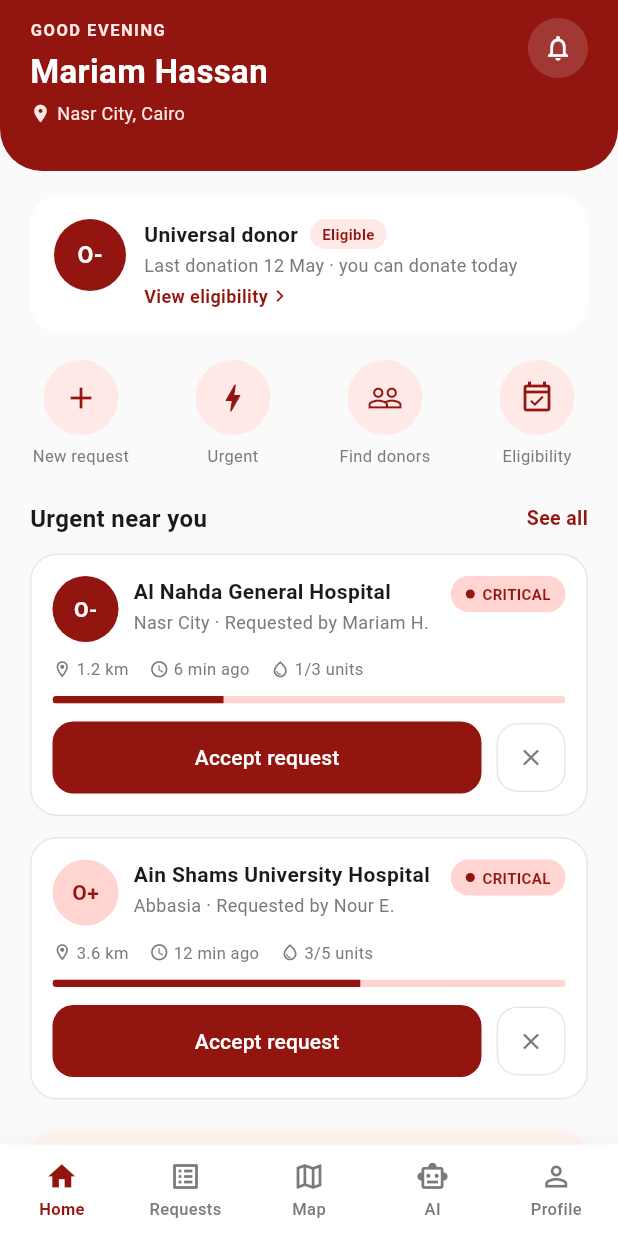
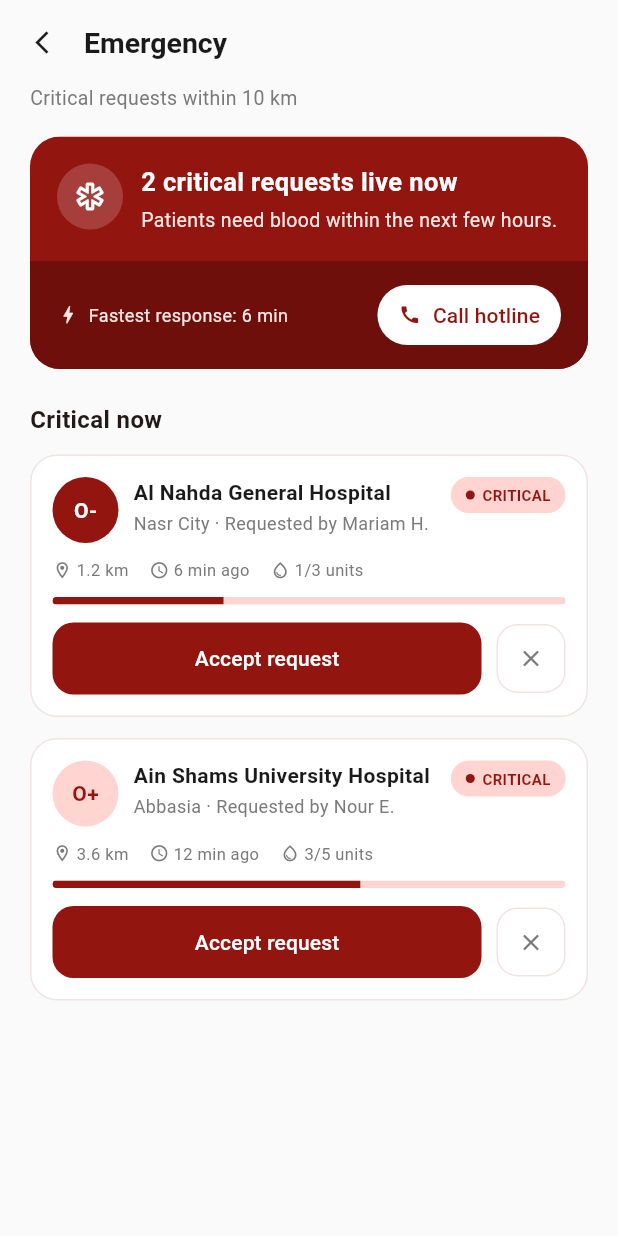
Before and after one commit to Shoryan-org/Mobile, a Flutter app: the screen it shows after launch, after a tap on "Urgent", on a phone screen of 412 x 824 dp. Run offline on Flutter 3.47's test engine with Material 3 defaults, Android fonts, the phone set to English and light mode, and no system bars; accounts and stored records are empty.

Commit message:
emergency_screen

```diff
--- /dev/null
+++ b/lib/screens/emergency/emergency_screen.dart
@@ -0,0 +1,103 @@
+import 'package:flutter/material.dart';
+import '../../core/theme/app_colors.dart';
+import '../../data/repositories/blood_request_repository.dart';
+import '../../data/repositories/mock_blood_request_repository.dart';
+import '../../models/blood_request.dart';
+import '../../widgets/emergency/emergency_banner.dart';
+import '../../widgets/requests/request_card.dart';
+
+
+class EmergencyScreen extends StatefulWidget {
+  final BloodRequestRepository repository;
+
+  EmergencyScreen({super.key, BloodRequestRepository? repository})
+      : repository = repository ?? MockBloodRequestRepository();
+
+  @override
+  State<EmergencyScreen> createState() => _EmergencyScreenState();
+}
+
+class _EmergencyScreenState extends State<EmergencyScreen> {
+  List<BloodRequest> _requests = [];
+  bool _isLoading = true;
+
+  @override
+  void initState() {
+    super.initState();
+    _load();
+  }
+
+  Future<void> _load() async {
+    final requests = await widget.repository.getUrgentRequests();
+    if (!mounted) return;
+    setState(() {
+      _requests = requests;
+      _isLoading = false;
+    });
+  }
+
+  void _dismiss(String id) {
+    setState(() => _requests.removeWhere((r) => r.id == id));
+  }
+
+  /// Turns "6 min ago" into "6 min" — good enough for the mock data's
+  /// "N min/hr ago" format without adding a real time-parsing utility.
+  String _fastestResponseLabel() {
+    if (_requests.isEmpty) return '—';
+    return _requests.first.postedAgo.replaceAll(' ago', '');
+  }
+
+  @override
+  Widget build(BuildContext context) {
+    return Scaffold(
+      appBar: AppBar(
+        leading: IconButton(
+          icon: const Icon(Icons.arrow_back_ios_new, size: 18),
+          onPressed: () => Navigator.of(context).pop(),
+        ),
+        titleSpacing: 0,
+        title: const Text(
+          'Emergency',
+          style: TextStyle(fontWeight: FontWeight.w700, fontSize: 19),
+        ),
+      ),
+      body: _isLoading
+          ? const Center(
+          child: CircularProgressIndicator(color: AppColors.primaryRed))
+          : ListView(
+        padding: const EdgeInsets.fromLTRB(20, 0, 20, 24),
+        children: [
+          const Text(
+            'Critical requests within 10 km',
+            style: TextStyle(color: AppColors.textSecondary, fontSize: 13),
+          ),
+          const SizedBox(height: 16),
+          EmergencyBanner(
+            criticalCount: _requests.length,
+            fastestResponseLabel: _fastestResponseLabel(),
+            onCallHotline: () {},
+          ),
+          const SizedBox(height: 22),
+          const Text(
+            'Critical now',
+            style: TextStyle(fontSize: 16, fontWeight: FontWeight.w700),
+          ),
+          const SizedBox(height: 12),
+          if (_requests.isEmpty)
+            const Text(
+              'No critical requests right now.',
+              style: TextStyle(color: AppColors.textSecondary),
+            )
+          else
+            ..._requests.map(
+                  (request) => RequestCard(
+                request: request,
+                onAccept: () {},
+                onDismiss: () => _dismiss(request.id),
+              ),
+            ),
+        ],
+      ),
+    );
+  }
+}
--- a/lib/screens/home/home_screen.dart
+++ b/lib/screens/home/home_screen.dart
@@ -16,7 +16,11 @@ import '../../widgets/home/donor_status_card.dart';
 import '../../widgets/home/lives_saved_banner.dart';
 import '../../widgets/home/quick_action_button.dart';
 import '../../widgets/requests/request_card.dart';
-
+import '../create_request/create_request_screen.dart';
+import '../eligibility/eligibility_screen.dart';
+import '../emergency/emergency_screen.dart';
+import '../notifications/notifications_screen.dart';
+import '../smart_matching/smart_matching_screen.dart';
 
 class HomeScreen extends StatefulWidget {
   final BloodRequestRepository requestRepository;
@@ -86,14 +90,43 @@ class _HomeScreenState extends State<HomeScreen> {
         onRefresh: _loadData,
         child: CustomScrollView(
           slivers: [
-            SliverToBoxAdapter(child: _HomeHeader(donor: donor)),
+            SliverToBoxAdapter(
+              child: _HomeHeader(
+                donor: donor,
+                onNotificationsTap: () => Navigator.of(context).push(
+                  MaterialPageRoute(builder: (_) => const NotificationsScreen()),
+                ),
+              ),
+            ),
             SliverPadding(
               padding: const EdgeInsets.fromLTRB(20, 16, 20, 24),
               sliver: SliverList(
                 delegate: SliverChildListDelegate([
-                  DonorStatusCard(profile: donor),
+                  DonorStatusCard(
+                    profile: donor,
+                    onViewEligibility: () => Navigator.of(context).push(
+                      MaterialPageRoute(
+                        builder: (_) => EligibilityScreen(donorRepository: widget.donorRepository),
+                      ),
+                    ),
+                  ),
                   const SizedBox(height: 18),
-                  const _QuickActionsRow(),
+                  _QuickActionsRow(
+                    onNewRequest: () => Navigator.of(context).push(
+                      MaterialPageRoute(builder: (_) => CreateRequestScreen()),
+                    ),
+                    onUrgent: () => Navigator.of(context).push(
+                      MaterialPageRoute(builder: (_) => EmergencyScreen()),
+                    ),
+                    onFindDonors: () => Navigator.of(context).push(
+                      MaterialPageRoute(builder: (_) => SmartMatchingScreen()),
+                    ),
+                    onEligibility: () => Navigator.of(context).push(
+                      MaterialPageRoute(
+                        builder: (_) => EligibilityScreen(donorRepository: widget.donorRepository),
+                      ),
+                    ),
+                  ),
                   const SizedBox(height: 22),
                   SectionHeader(
                     title: 'Urgent near you',
@@ -140,8 +173,9 @@ class _HomeScreenState extends State<HomeScreen> {
 
 class _HomeHeader extends StatelessWidget {
   final DonorProfile donor;
+  final VoidCallback? onNotificationsTap;
 
-  const _HomeHeader({required this.donor});
+  const _HomeHeader({required this.donor, this.onNotificationsTap});
 
   @override
   Widget build(BuildContext context) {
@@ -199,7 +233,10 @@ class _HomeHeader extends StatelessWidget {
                   ],
                 ),
               ),
-              Container(
+              InkWell(
+                onTap: onNotificationsTap,
+                borderRadius: BorderRadius.circular(20),
+                child: Container(
                   width: 40,
                   height: 40,
                   alignment: Alignment.center,
@@ -207,8 +244,28 @@ class _HomeHeader extends StatelessWidget {
                     color: AppColors.white.withOpacity(0.15),
                     shape: BoxShape.circle,
                   ),
-                child: const Icon(Icons.notifications_outlined,
+                  child: Stack(
+                    clipBehavior: Clip.none,
+                    children: [
+                      const Icon(Icons.notifications_outlined,
                           color: AppColors.white, size: 20),
+                      if (donor.unreadNotificationsCount > 0)
+                        Positioned(
+                          top: -2,
+                          right: -2,
+                          child: Container(
+                            width: 9,
+                            height: 9,
+                            decoration: BoxDecoration(
+                              color: AppColors.softPink,
+                              shape: BoxShape.circle,
+                              border: Border.all(color: AppColors.primaryRed, width: 1.5),
+                            ),
+                          ),
+                        ),
+                    ],
+                  ),
+                ),
               ),
             ],
           ),
@@ -219,21 +276,31 @@ class _HomeHeader extends StatelessWidget {
 }
 
 class _QuickActionsRow extends StatelessWidget {
-  const _QuickActionsRow();
+  final VoidCallback? onNewRequest;
+  final VoidCallback? onUrgent;
+  final VoidCallback? onFindDonors;
+  final VoidCallback? onEligibility;
+
+  const _QuickActionsRow({
+    this.onNewRequest,
+    this.onUrgent,
+    this.onFindDonors,
+    this.onEligibility,
+  });
 
   @override
   Widget build(BuildContext context) {
     return Row(
       mainAxisAlignment: MainAxisAlignment.spaceBetween,
       children: [
-        QuickActionButton(icon: Icons.add, label: 'New request', onTap: () {}),
-        QuickActionButton(icon: Icons.bolt, label: 'Urgent', onTap: () {}),
+        QuickActionButton(icon: Icons.add, label: 'New request', onTap: onNewRequest),
+        QuickActionButton(icon: Icons.bolt, label: 'Urgent', onTap: onUrgent),
         QuickActionButton(
-            icon: Icons.people_outline, label: 'Find donors', onTap: () {}),
+            icon: Icons.people_outline, label: 'Find donors', onTap: onFindDonors),
         QuickActionButton(
             icon: Icons.event_available_outlined,
             label: 'Eligibility',
-            onTap: () {}),
+            onTap: onEligibility),
       ],
     );
   }
--- /dev/null
+++ b/lib/widgets/emergency/emergency_banner.dart
@@ -0,0 +1,99 @@
+import 'package:flutter/material.dart';
+import '../../core/theme/app_colors.dart';
+
+class EmergencyBanner extends StatelessWidget {
+  final int criticalCount;
+  final String fastestResponseLabel;
+  final VoidCallback? onCallHotline;
+
+  const EmergencyBanner({
+    super.key,
+    required this.criticalCount,
+    required this.fastestResponseLabel,
+    this.onCallHotline,
+  });
+
+  @override
+  Widget build(BuildContext context) {
+    return ClipRRect(
+      borderRadius: BorderRadius.circular(20),
+      child: Container(
+        color: AppColors.primaryRed,
+        child: Column(
+          children: [
+            Padding(
+              padding: const EdgeInsets.all(18),
+              child: Row(
+                crossAxisAlignment: CrossAxisAlignment.start,
+                children: [
+                  Container(
+                    width: 44,
+                    height: 44,
+                    alignment: Alignment.center,
+                    decoration: BoxDecoration(
+                      color: AppColors.white.withOpacity(0.18),
+                      shape: BoxShape.circle,
+                    ),
+                    child: const Icon(Icons.emergency_outlined,
+                        color: AppColors.white, size: 22),
+                  ),
+                  const SizedBox(width: 12),
+                  Expanded(
+                    child: Column(
+                      crossAxisAlignment: CrossAxisAlignment.start,
+                      children: [
+                        Text(
+                          '$criticalCount critical request${criticalCount == 1 ? '' : 's'} live now',
+                          style: const TextStyle(
+                            color: AppColors.white,
+                            fontSize: 17,
+                            fontWeight: FontWeight.w700,
+                          ),
+                        ),
+                        const SizedBox(height: 4),
+                        const Text(
+                          'Patients need blood within the next few hours.',
+                          style: TextStyle(color: AppColors.softPink, fontSize: 13),
+                        ),
+                      ],
+                    ),
+                  ),
+                ],
+              ),
+            ),
+            Container(
+              width: double.infinity,
+              color: const Color(0xFF6E0F0B),
+              padding: const EdgeInsets.symmetric(horizontal: 18, vertical: 12),
+              child: Row(
+                children: [
+                  const Icon(Icons.bolt, size: 15, color: AppColors.softPink),
+                  const SizedBox(width: 6),
+                  Expanded(
+                    child: Text(
+                      'Fastest response: $fastestResponseLabel',
+                      style: const TextStyle(color: AppColors.softPink, fontSize: 12),
+                    ),
+                  ),
+                  ElevatedButton.icon(
+                    onPressed: onCallHotline,
+                    style: ElevatedButton.styleFrom(
+                      backgroundColor: AppColors.white,
+                      foregroundColor: AppColors.primaryRed,
+                      padding: const EdgeInsets.symmetric(horizontal: 14, vertical: 8),
+                      shape: RoundedRectangleBorder(
+                        borderRadius: BorderRadius.circular(24),
+                      ),
+                    ),
+                    icon: const Icon(Icons.call, size: 15),
+                    label: const Text('Call hotline'),
+                  ),
+                ],
+              ),
+            ),
+          ],
+        ),
+      ),
+    );
+  }
+}
```
Lines whose indentation alone changed are shown as unchanged.
